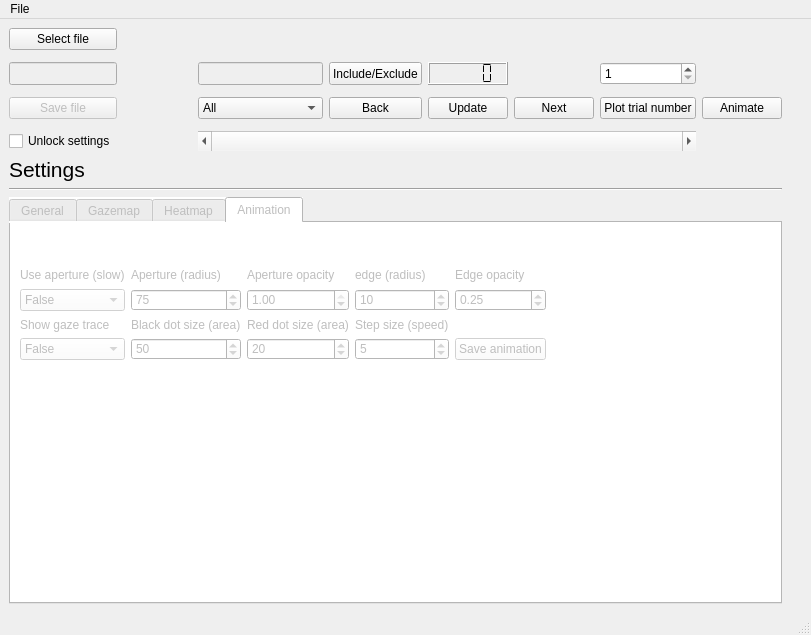
Old version of the form Plotter/plotterGUICode.ui in the repository jonathanvanleeuwen/EyeParser.
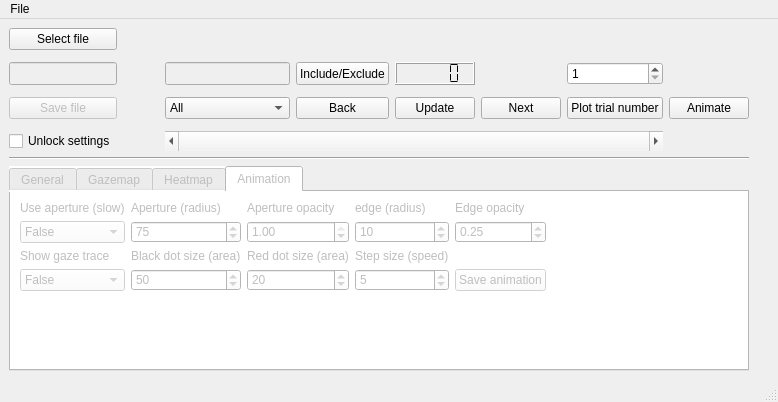
New version of the form. The open tabs and pages were chosen to show the change.

Commit message: visual changes plotter

The edit to the form file:
```diff
--- a/Plotter/plotterGUICode.ui
+++ b/Plotter/plotterGUICode.ui
@@ -9,8 +9,8 @@
    <rect>
     <x>0</x>
     <y>0</y>
-    <width>811</width>
-    <height>635</height>
+    <width>778</width>
+    <height>402</height>
    </rect>
   </property>
   <property name="windowTitle">
@@ -24,21 +24,6 @@
     <string notr="true"/>
    </property>
    <layout class="QGridLayout" name="gridLayout_2">
-    <item row="1" column="0">
-     <widget class="QLabel" name="settingsLabel">
-      <property name="font">
-       <font>
-        <pointsize>16</pointsize>
-       </font>
-      </property>
-      <property name="autoFillBackground">
-       <bool>false</bool>
-      </property>
-      <property name="text">
-       <string>Settings</string>
-      </property>
-     </widget>
-    </item>
     <item row="0" column="0" colspan="2">
      <layout class="QGridLayout" name="gridLayout">
       <property name="horizontalSpacing">
@@ -311,6 +296,9 @@
     </item>
     <item row="2" column="0" colspan="2">
      <widget class="Line" name="settingsLine">
+      <property name="enabled">
+       <bool>true</bool>
+      </property>
       <property name="sizePolicy">
        <sizepolicy hsizetype="Expanding" vsizetype="Minimum">
         <horstretch>0</horstretch>
@@ -347,7 +335,19 @@
        <string notr="true">background-color: rgb(255, 255, 255);</string>
       </property>
       <property name="currentIndex">
-       <number>0</number>
+       <number>3</number>
+      </property>
+      <property name="documentMode">
+       <bool>false</bool>
+      </property>
+      <property name="tabsClosable">
+       <bool>false</bool>
+      </property>
+      <property name="movable">
+       <bool>false</bool>
+      </property>
+      <property name="tabBarAutoHide">
+       <bool>false</bool>
       </property>
       <widget class="QWidget" name="windowTab">
        <attribute name="title">
@@ -1534,7 +1534,7 @@
     <rect>
      <x>0</x>
      <y>0</y>
-     <width>811</width>
+     <width>778</width>
      <height>21</height>
     </rect>
    </property>
```
Left out of the diff: 43 changed lines with no effect on the pictures. The commit also changes 3 other files.
